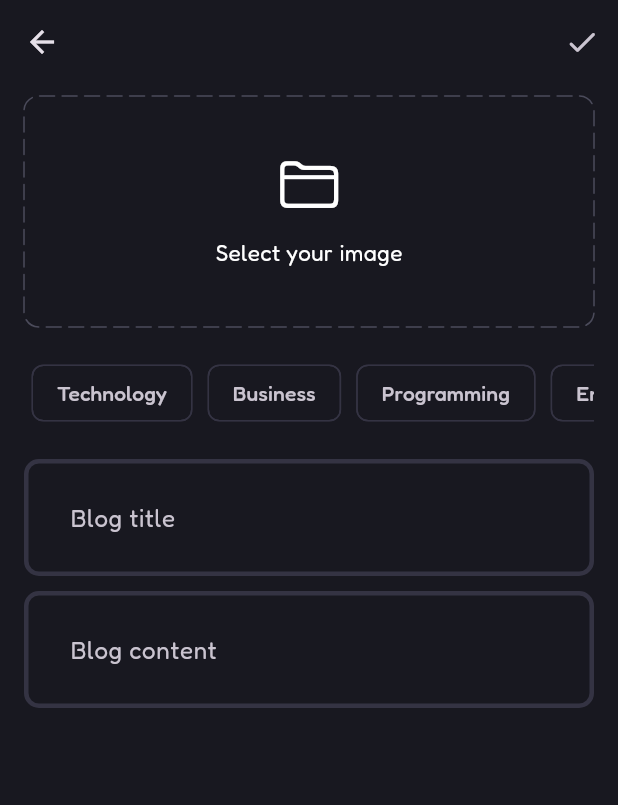
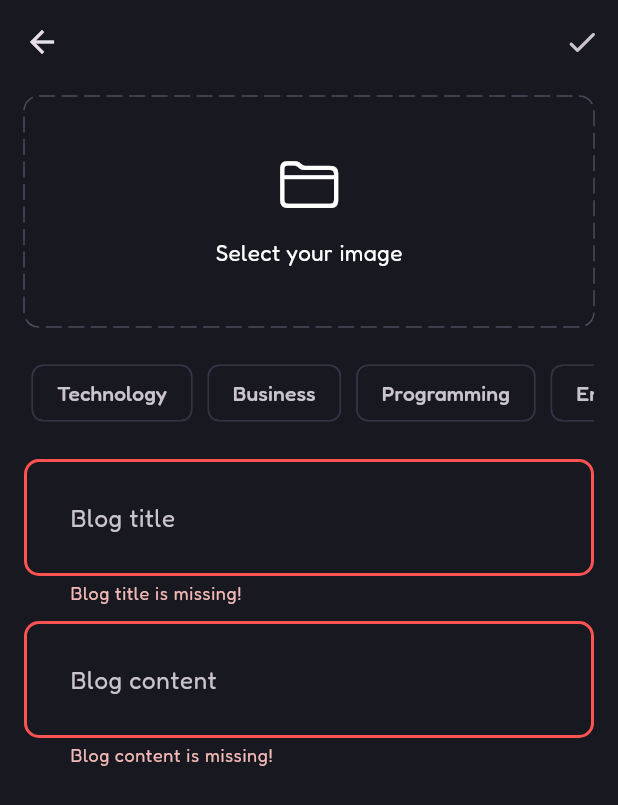
Before and after one commit to NichoAdhyatma/clean_architecture_app, a Flutter app: the AddNewBlogPage screen opened directly, after a tap on the "done" icon, on a phone screen of 412 x 824 dp. Shown: the top 805 px of the screen. Run offline on Flutter 3.47's test engine with Material 3 defaults, Android fonts, the phone set to English and light mode, and no system bars; drawn by our look-alikes of dotted_border; our stand-ins replace flutter_bloc, flutter_dotenv, fpdart, get_it, google_fonts, image_picker and 1 more; accounts and stored records are empty.

Commit message:
add blog feat done ✅

```diff
--- a/lib/core/theme/theme.dart
+++ b/lib/core/theme/theme.dart
@@ -3,11 +3,14 @@ import 'package:flutter/material.dart';
 import 'package:google_fonts/google_fonts.dart';
 
 class AppTheme {
-  static _inputBorder({Color borderColor = AppPallete.borderColor}) =>
+  static _inputBorder({
+    Color borderColor = AppPallete.borderColor,
+    double width = 1.0,
+  }) =>
       OutlineInputBorder(
         borderSide: BorderSide(
           color: borderColor,
-          width: 3,
+          width: width,
         ),
         borderRadius: BorderRadius.circular(10),
       );
@@ -69,12 +72,23 @@ class AppTheme {
     ),
     inputDecorationTheme: InputDecorationTheme(
       contentPadding: const EdgeInsets.all(27.0),
+      border: _inputBorder(),
       enabledBorder: _inputBorder(),
-      focusedBorder: _inputBorder(borderColor: AppPallete.gradient2),
-      focusedErrorBorder: _inputBorder(borderColor: AppPallete.errorColor),
-      errorBorder: _inputBorder(borderColor: AppPallete.errorColor),
-      labelStyle:
-          _textTheme.labelMedium?.copyWith(color: AppPallete.whiteColor),
+      focusedBorder: _inputBorder(
+        borderColor: AppPallete.gradient2,
+        width: 2,
+      ),
+      focusedErrorBorder: _inputBorder(
+        borderColor: AppPallete.errorColor,
+        width: 2,
+      ),
+      errorBorder: _inputBorder(
+        borderColor: AppPallete.errorColor,
+        width: 2,
+      ),
+      labelStyle: _textTheme.labelMedium?.copyWith(
+        color: AppPallete.whiteColor,
+      ),
     ),
   );
 }
--- a/lib/features/blog/presentation/pages/add_new_blog_page.dart
+++ b/lib/features/blog/presentation/pages/add_new_blog_page.dart
@@ -1,12 +1,18 @@
 import 'dart:io';
 
+import 'package:blog_app_clean_tdd/core/common/cubits/app_user/app_user_cubit.dart';
+import 'package:blog_app_clean_tdd/core/common/widgets/loader.dart';
 import 'package:blog_app_clean_tdd/core/helper/sizedbox_ext.dart';
 import 'package:blog_app_clean_tdd/core/theme/app_pallete.dart';
 import 'package:blog_app_clean_tdd/core/utils/pick_image.dart';
+import 'package:blog_app_clean_tdd/core/utils/show_snackbar.dart';
+import 'package:blog_app_clean_tdd/features/blog/presentation/bloc/blog_bloc.dart';
+import 'package:blog_app_clean_tdd/features/blog/presentation/pages/blog_page.dart';
 import 'package:blog_app_clean_tdd/features/blog/presentation/widgets/blog_editor.dart';
 import 'package:dotted_border/dotted_border.dart';
 import 'package:flutter/cupertino.dart';
 import 'package:flutter/material.dart';
+import 'package:flutter_bloc/flutter_bloc.dart';
 
 class AddNewBlogPage extends StatefulWidget {
   static route() => MaterialPageRoute(
@@ -22,6 +28,7 @@ class AddNewBlogPage extends StatefulWidget {
 class _AddNewBlogPageState extends State<AddNewBlogPage> {
   final titleController = TextEditingController();
   final contentController = TextEditingController();
+  final formKey = GlobalKey<FormState>();
   final List<String> selectedTopics = [];
   File? image;
 
@@ -32,6 +39,25 @@ class _AddNewBlogPageState extends State<AddNewBlogPage> {
       setState(() {
         image = File(pickedImage.path);
       });
+    }
+  }
+
+  void uploadBlog() {
+    if (formKey.currentState!.validate() &&
+        selectedTopics.isNotEmpty &&
+        image != null) {
+      final posterId =
+          (context.read<AppUserCubit>().state as AppUserSignedIn).user.id;
+
+      context.read<BlogBloc>().add(
+            BlogUpload(
+              posterId: posterId,
+              title: titleController.text,
+              content: contentController.text,
+              image: image!,
+              topics: selectedTopics,
+            ),
+          );
     }
   }
 
@@ -48,17 +74,37 @@ class _AddNewBlogPageState extends State<AddNewBlogPage> {
       appBar: AppBar(
         actions: [
           IconButton(
-            onPressed: () {},
+            onPressed: uploadBlog,
             icon: const Icon(Icons.done_rounded),
           ),
         ],
       ),
-      body: Padding(
+      body: BlocConsumer<BlogBloc, BlogState>(
+        listener: (context, state) {
+          if (state is BlogFailure) {
+            showSnackbar(context, state.error);
+          } else if (state is BlogSuccess) {
+            Navigator.pushAndRemoveUntil(
+              context,
+              BlogPage.route(),
+              (route) => false,
+            );
+          }
+        },
+        builder: (context, state) {
+          if (state is BlogLoading) {
+            return const Loader();
+          }
+
+          return SingleChildScrollView(
+            child: Padding(
               padding: const EdgeInsets.symmetric(
                 horizontal: 16.0,
                 vertical: 8,
               ),
-        child: SingleChildScrollView(
+              child: Form(
+                key: formKey,
+                autovalidateMode: AutovalidateMode.onUserInteraction,
                 child: Column(
                   children: [
                     image != null
@@ -167,5 +213,8 @@ class _AddNewBlogPageState extends State<AddNewBlogPage> {
               ),
             ),
           );
+        },
+      ),
+    );
   }
 }
--- a/lib/features/blog/presentation/pages/blog_page.dart
+++ b/lib/features/blog/presentation/pages/blog_page.dart
@@ -3,6 +3,10 @@ import 'package:flutter/cupertino.dart';
 import 'package:flutter/material.dart';
 
 class BlogPage extends StatelessWidget {
+  static route() => MaterialPageRoute(
+        builder: (context) => const BlogPage(),
+      );
+
   const BlogPage({super.key});
 
   @override
--- a/lib/features/blog/presentation/widgets/blog_editor.dart
+++ b/lib/features/blog/presentation/widgets/blog_editor.dart
@@ -18,6 +18,12 @@ class BlogEditor extends StatelessWidget {
         hintText: hintText,
       ),
       maxLines: null,
+      validator: (value) {
+        if (value!.trim().isEmpty) {
+          return '$hintText is missing!';
+        }
+        return null;
+      },
     );
   }
 }
```
Also changed, not shown: lib/init_dependencies.dart (+6 -8 lines). Lines whose indentation alone changed are shown as unchanged.
